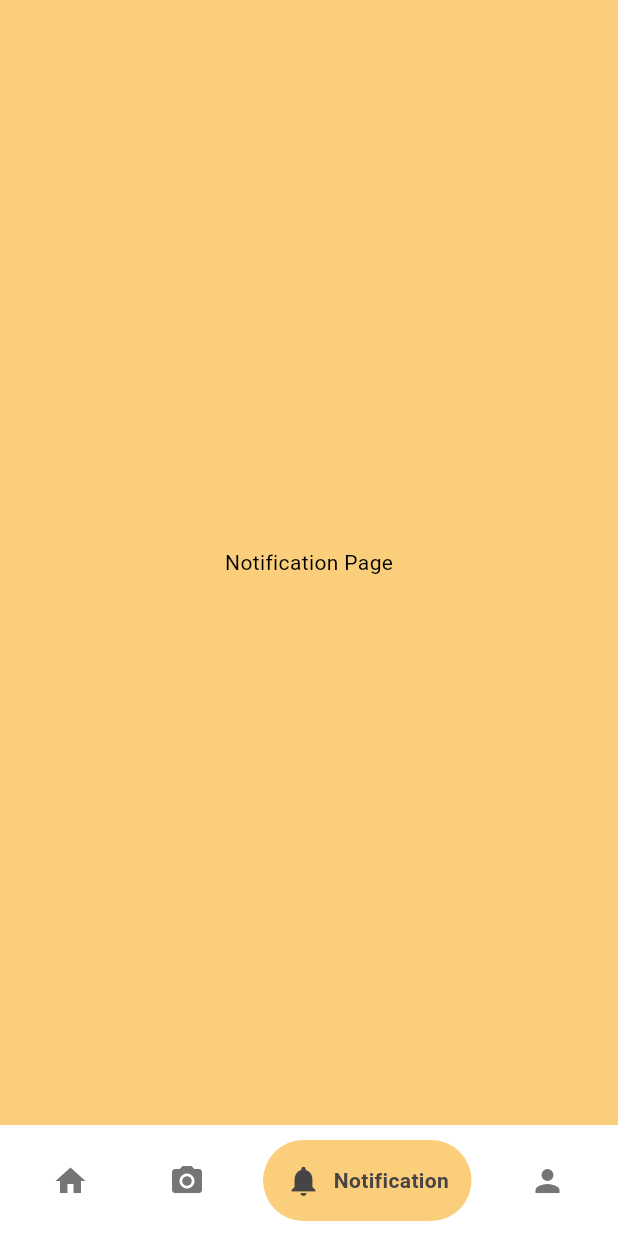
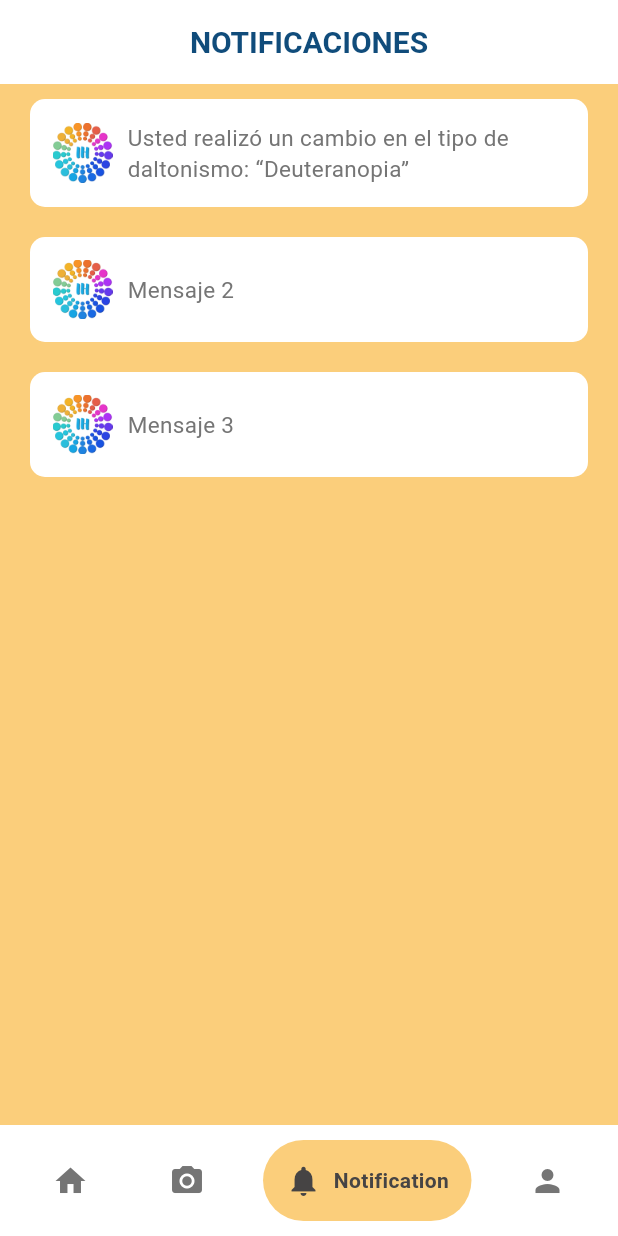
Before and after one commit to nazarethcr11/IH_App, a Flutter app: the screen it shows after launch, item 3 of the bottom bar chosen, on a phone screen of 412 x 824 dp. Run offline on Flutter 3.47's test engine with Material 3 defaults, Android fonts, the phone set to English and light mode, and no system bars; drawn by our look-alikes of google_nav_bar.

Commit message:
Vista de notificaciones

```diff
--- a/lib/pages/notification_page.dart
+++ b/lib/pages/notification_page.dart
@@ -5,8 +5,72 @@ class NotificationPage extends StatelessWidget {
 
   @override
   Widget build(BuildContext context) {
-    return Center(
-      child: const Text('Notification Page'),
+    return Scaffold(
+      appBar: AppBar(
+        title: Text(
+          'NOTIFICACIONES',
+          textAlign: TextAlign.center,
+          style: TextStyle(
+            fontSize: 20.0,
+            fontWeight: FontWeight.bold,
+            color: Theme.of(context).colorScheme.primary,
+          ),
+        ),
+        centerTitle: true,
+      ),
+      backgroundColor: Theme.of(context).colorScheme.secondary,
+      body: Builder(
+        builder: (context) => ListView(
+          children: [
+            _buildNotificationContainer(
+              context,
+              'Usted realizó un cambio en el tipo de daltonismo: “Deuteranopia”',
+              'lib/images/logotype/logo.png', // Ruta de la imagen
+            ),
+            _buildNotificationContainer(
+              context,
+              'Mensaje 2',
+              'lib/images/logotype/logo.png', // Ruta de la imagen
+            ),
+            _buildNotificationContainer(
+              context,
+              'Mensaje 3',
+              'lib/images/logotype/logo.png', // Ruta de la imagen
+            ),
+            // Agrega más mensajes según sea necesario
+          ],
+        ),
+      ),
+    );
+  }
+
+  Widget _buildNotificationContainer(BuildContext context, String message, String imagePath) {
+    return Container(
+      margin: EdgeInsets.symmetric(vertical: 10.0, horizontal: 20.0),
+      padding: EdgeInsets.all(15.0),
+      decoration: BoxDecoration(
+        borderRadius: BorderRadius.circular(10.0),
+        color: Theme.of(context).colorScheme.surface,
+      ),
+      child: Row(
+        children: [
+          Image.asset(
+            imagePath,
+            width: 40.0, // Ancho de la imagen
+            height: 40.0, // Alto de la imagen
+          ),
+          SizedBox(width: 10.0),
+          Expanded( // Envolver el Row dentro de un Expanded
+            child: Text(
+              message,
+              style: TextStyle(
+                fontSize: 15,
+                color: Theme.of(context).colorScheme.tertiary,
+              ),
+            ),
+          ),
+        ],
+      ),
     );
   }
 }
```
